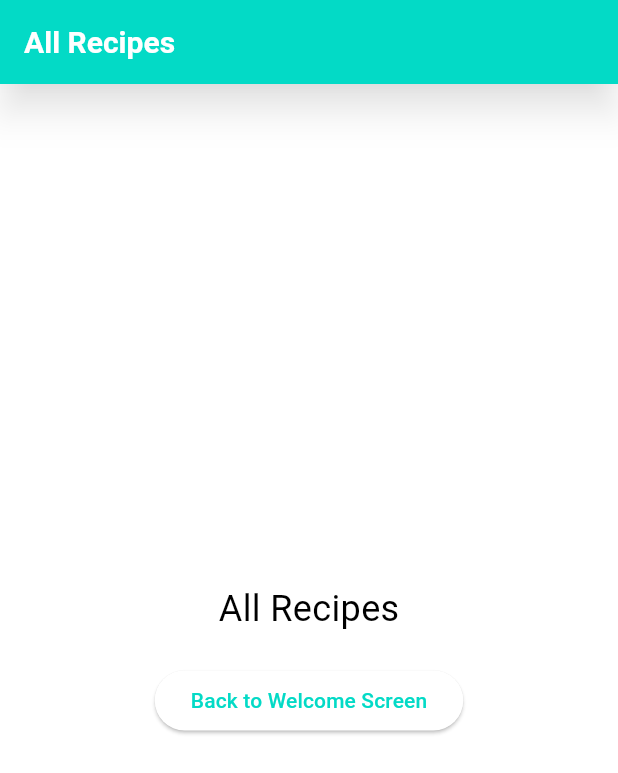
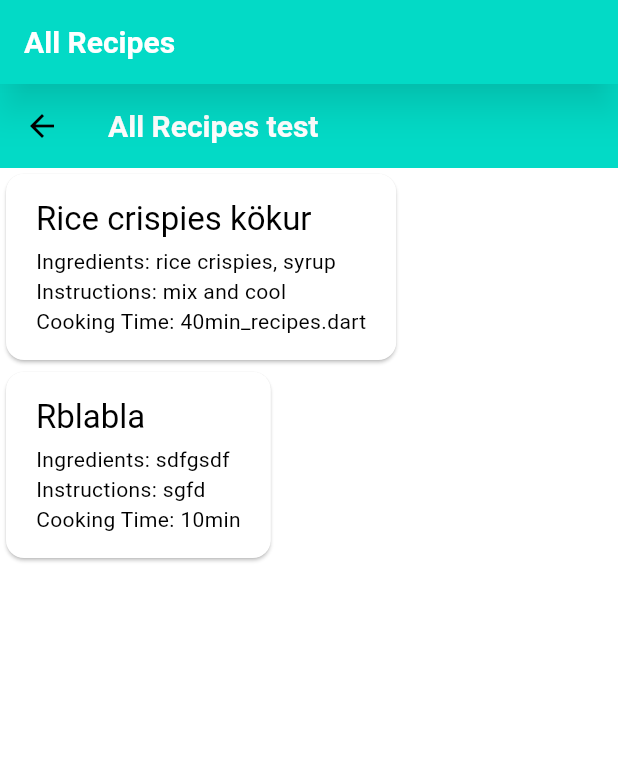
Before and after one commit to BerglindBKK/Lokaverkefni, a Flutter app: the screen it shows after launch, after a tap on "ALL RECIPES", on a phone screen of 412 x 824 dp. Shown: the top 773 px of the screen. Run offline on Flutter 3.47's test engine with Material 3 defaults, Android fonts, the light colour scheme and no system bars; network calls fail.

Commit message:
recipe screen, separate data
Displays hardcoded recipes correctly without error on the all recipes screen

recipe data handled in a separate file

```diff
--- /dev/null
+++ b/lib/data/recipe_data.dart
@@ -0,0 +1,22 @@
+//recipe data stored in "registered expenses" list
+//two hardcoded dummy cases
+import 'package:lokaverkefni/models/recipe.dart';
+
+class RecipeData {
+  static final List<Recipe> registeredRecipes = [
+    Recipe(
+      title: 'Rice crispies kökur',
+      ingredients: 'rice crispies, syrup',
+      instructions: 'mix and cool',
+      cookingTime: '40min_recipes.dart',
+      category: Category.dessert,
+    ),
+    Recipe(
+      title: 'Rblabla',
+      ingredients: 'sdfgsdf',
+      instructions: 'sgfd',
+      cookingTime: '10min',
+      category: Category.dessert,
+    ),
+  ];
+}
--- a/lib/models/recipe.dart
+++ b/lib/models/recipe.dart
@@ -1,31 +1,36 @@
+//the recipe class, also defines the categories
 import 'package:flutter/material.dart';
 import 'package:uuid/uuid.dart';
 
 //for creating id
 const uuid = Uuid();
 
-enum Category {meat, fish, pasta, salad}
+//defines the categories
+enum Category {meat, fish, pasta, salad, dessert}
 
+//defines icons for each category
 const categoryIcons = {
   Category.meat: Icons.lunch_dining,
   Category.fish: Icons.flight_takeoff,
   Category.pasta: Icons.movie,
   Category.salad: Icons.work,
+  Category.dessert: Icons.work,
 };
 
 class Recipe {
   Recipe({
     required this.title,
-    //required this.instructions,
-    //required this.ingredients,
-    //required this.cookingTime,
-}) : id = uuid.v4();
+    required this.instructions,
+    required this.ingredients,
+    required this.cookingTime,
+    required this.category,
+  }) : id = uuid.v4();
 
   final String id;
   final String title;
-  //final String instructions;
-  //final String ingredients;
-  //final double cookingTime;
-  //final Category category;
+  final String instructions;
+  final String ingredients;
+  final String cookingTime;
+  final Category category;
 
 }
--- a/lib/recipe_app/recipe_app.dart
+++ b/lib/recipe_app/recipe_app.dart
@@ -1,8 +1,13 @@
+//Manages the screens and returns the screenwidget
+
 import 'package:flutter/material.dart';
 import 'package:lokaverkefni/recipe_app/screens/add_recipe.dart';
 import 'package:lokaverkefni/recipe_app/screens/all_recipies_screen.dart';
 import 'package:lokaverkefni/recipe_app/screens/welcome_screen.dart';
 import '../theme.dart';
+import 'package:lokaverkefni/models/recipe.dart';
+import 'package:lokaverkefni/widgets/recipes.dart';
+import 'package:lokaverkefni/data/recipe_data.dart';
 
 class RecipeApp extends StatefulWidget {
   const RecipeApp({super.key});
@@ -12,11 +17,14 @@ class RecipeApp extends StatefulWidget {
 }
 
 class _RecipeAppState extends State<RecipeApp> {
-  // Sets the default screen to the welcome screen
   String activeScreen = 'welcome-screen';
   String appBarTitle = "Recipe App";
 
-  // Switches to the active screen
+
+  // Access registeredRecipes from the RecipeData class
+  final List<Recipe> _registeredRecipes = RecipeData.registeredRecipes;
+
+  //Sets the current screen
   void switchScreen(String screen) {
     setState(() {
       activeScreen = screen;
@@ -24,17 +32,15 @@ class _RecipeAppState extends State<RecipeApp> {
   }
 
   @override
+  //decides on which screen to display
   Widget build(BuildContext context) {
-    // Debugging: Print active primary color
-    final primaryColor = Theme.of(context).colorScheme.primary;
-    print("THEME_LOG: Active primary color: $primaryColor");
-    print("AppBar primary color: $primaryColor"); // Debugging line
-
-    // Determine the active screen
     Widget screenWidget;
     switch (activeScreen) {
       case 'all-recipes':
-        screenWidget = AllRecipesScreen(onBack: () => switchScreen('welcome-screen'));
+        screenWidget = AllRecipesScreen(
+          onBack: () => switchScreen('welcome-screen'),
+          recipes: _registeredRecipes,
+        );
         appBarTitle = "All Recipes";
         break;
       case 'add-recipes':
@@ -43,24 +49,29 @@ class _RecipeAppState extends State<RecipeApp> {
         break;
       default:
         screenWidget = WelcomeScreen(onNavigate: switchScreen);
-        appBarTitle = "Welcome"; // Set AppBar title for WelcomeScreen
+        appBarTitle = "Welcome";
     }
 
+    //returns Appbar with the corresponding appbar title
+    //returns the screenwidget
     return MaterialApp(
-      theme: lightTheme,  // Use the light theme defined in theme.dart
-      darkTheme: darkTheme,  // Use the dark theme defined in theme.dart
-      //themeMode: ThemeMode.light, // Force the app to always use the light theme
+      theme: lightTheme,
+      darkTheme: darkTheme,
       home: Scaffold(
         appBar: AppBar(
           title: Text(appBarTitle),
-          elevation: 10, // Controls how high the shadow appears
-          // Set shadowColor to customize the shadow color
-          shadowColor: Colors.black.withOpacity(0.5), // Customize the shadow colo
+          elevation: 10,
+          shadowColor: Colors.black.withOpacity(0.5),
+          //leading: IconButton(
+            //icon: const Icon(Icons.arrow_back),
+            //onPressed: () {
+              // Handle the back navigation using Navigator.pop()
+              ///Navigator.pop(context);
+            //},
+          //),
         ),
         body: screenWidget,
       ),
     );
-
-
   }
 }
--- a/lib/recipe_app/screens/all_recipies_screen.dart
+++ b/lib/recipe_app/screens/all_recipies_screen.dart
@@ -1,26 +1,30 @@
 import 'package:flutter/material.dart';
+import 'package:lokaverkefni/widgets/recipes_list.dart';
+import 'package:lokaverkefni/models/recipe.dart';
 
 class AllRecipesScreen extends StatelessWidget {
+  final VoidCallback onBack;
+  final List<Recipe> recipes;
+
   const AllRecipesScreen({
     super.key,
-    required this.onBack});
-
-  final VoidCallback onBack;
+    required this.onBack,
+    required this.recipes,
+  });
 
   @override
   Widget build(BuildContext context) {
-    return Center(
-      child: Column(
-        mainAxisAlignment: MainAxisAlignment.center,
-        children: [
-          const Text('All Recipes', style: TextStyle(fontSize: 24)),
-          const SizedBox(height: 20),
-          ElevatedButton(
-            onPressed: onBack,
-            child: const Text('Back to Welcome Screen'),
-          ),
-        ],
+    return Scaffold(
+      appBar: AppBar(
+        title: const Text('All Recipes test'),
+        leading: IconButton(
+          icon: const Icon(Icons.arrow_back),
+          onPressed: onBack,
+        ),
       ),
+      body: recipes.isEmpty
+          ? const Center(child: Text('No recipes available. Add some!'))
+          : RecipesList(recipes: recipes), // Ensure recipes is not null
     );
   }
 }
--- a/lib/recipe_app/screens/welcome_screen.dart
+++ b/lib/recipe_app/screens/welcome_screen.dart
@@ -2,6 +2,9 @@ import 'package:flutter/material.dart';
 import 'package:lokaverkefni/theme.dart';
 import 'package:lokaverkefni/widgets/main_screen_button.dart';
 import 'package:lokaverkefni/widgets/recipe_card.dart';
+import 'package:lokaverkefni/widgets/recipes_list.dart';
+import 'package:lokaverkefni/models/recipe.dart';
+import 'package:lokaverkefni/recipe_app/screens/all_recipies_screen.dart';
 //import 'package:text_hover/config.dart';
 //import 'package:text_hover/text_hover.dart';
 //import 'package:lokaverkefni/widgets/floating_action_button.dart';
@@ -54,15 +57,16 @@ class WelcomeScreen extends StatelessWidget {
                 ),
                 const SizedBox(height: 10),
                 // RecipeCard
-                SizedBox(
-                  width: double.infinity,
-                  child: RecipeCard(
-                    onTap: () => onNavigate('add-recipes'),
-                    cardText : 'Title frá welcome_screen',
+                //SizedBox(
+                  //width: double.infinity,
+                  //child: RecipeCard(
+                    //recipes[index],
+                    //onTap: () => onNavigate('add-recipes'),
+                    //cardText : 'Title frá welcome_screen',
                     //title: recipe.title
                     //cardText: 'HALLÓ SÉST ÉG??',
-                  ),
-                ),
+                  //),
+                //),
               ],
             ),
           ),
--- a/lib/widgets/recipe_card.dart
+++ b/lib/widgets/recipe_card.dart
@@ -2,33 +2,29 @@ import 'package:flutter/material.dart';
 import 'package:lokaverkefni/models/recipe.dart';
 
 class RecipeCard extends StatelessWidget {
-  const RecipeCard({
-    super.key,
-    required this.onTap,
-    required this.cardText,
-    //required this.title
-  // required this.cookingTime
-  // required this.photo
-  });
+  final Recipe recipe;
 
-  final void Function() onTap;
-  final String cardText;
-  //final String title;
-
-  //final Recipe recipe;
+  const RecipeCard(this.recipe, {super.key});
 
   @override
   Widget build(BuildContext context) {
     return Card(
-      //child: Padding(
-      //  padding const EdgeInsets.symmetric(
-      //    horizontal: 20,
-      //    vertical: 16,
-      //  ),
-        //child: Text(recipe.title),
-
-      child: Text(cardText),
-      //),
+      child: Padding(
+        padding: const EdgeInsets.symmetric(horizontal: 20, vertical: 16),
+        child: Column(
+          crossAxisAlignment: CrossAxisAlignment.start,
+          children: [
+            Text(
+              recipe.title ?? 'No Title',  // Fallback to 'No Title' if null
+              style: Theme.of(context).textTheme.titleLarge,
+            ),
+            const SizedBox(height: 4),
+            Text('Ingredients: ${recipe.ingredients ?? 'No ingredients available'}'),
+            Text('Instructions: ${recipe.instructions ?? 'No instructions available'}'),
+            Text('Cooking Time: ${recipe.cookingTime ?? 'Unknown'}'),
+          ],
+        ),
+      ),
     );
   }
 }
--- a/lib/widgets/recipes.dart
+++ b/lib/widgets/recipes.dart
@@ -0,0 +1,68 @@
+import 'package:flutter/material.dart';
+import 'package:lokaverkefni/models/recipe.dart';
+import 'package:lokaverkefni/recipe_app/screens/all_recipies_screen.dart';
+import 'package:lokaverkefni/widgets/recipes_list.dart';
+
+class Recipes extends StatefulWidget {
+  const Recipes({super.key});
+
+  @override
+  State<Recipes> createState() {
+    return _RecipeState();
+  }
+}
+
+//final List<Recipe> recipes = [];
+
+class _RecipeState extends State<Recipes> {
+  final List<Recipe> _registeredRecipes = [
+    Recipe(
+      title: 'Rice crispies kökur',
+      ingredients: 'rice crispies, syrup',
+      instructions: 'mix and cool',
+      cookingTime: '40min_recipes.dart',
+      category: Category.dessert,
+    ),
+    Recipe(
+      title: 'Rblabla',
+      ingredients: 'sdfgsdf',
+      instructions: 'sgfd',
+      cookingTime: '10min',
+      category: Category.dessert,
+    ),
+  ];
+
+  List<Recipe> get registeredRecipes => _registeredRecipes;
+
+  //void _addRecipe(Recipe recipe) {
+  //  setState(() {
+  //    _registeredRecipes.add(recipe);
+  //    // Debugging line to check the list content after adding
+  //    print('Updated recipes: $_registeredRecipes');
+  //  });
+  //}
+
+  @override
+  Widget build(BuildContext context) {
+    // Check if the recipes list is empty
+    Widget mainContent = const Center(
+      child: Text('Engar uppskriftir'),
+    );
+
+    //if (_registeredRecipes.isNotEmpty)  {
+      //mainContent = RecipesList(
+        //recipes: _registeredRecipes,
+      //);
+      //mainContent = AllRecipesScreen(
+        //onBack: () {
+          // Handle back action here, e.g., navigate back
+        //},
+        //recipes: _registeredRecipes, // Pass the list of recipes
+      //);
+    //}
+
+    return Scaffold(
+      body: mainContent, // Display the content based on the check
+    );
+  }
+}
--- /dev/null
+++ b/lib/widgets/recipes_list.dart
@@ -0,0 +1,29 @@
+import 'package:flutter/material.dart';
+import 'package:lokaverkefni/models/recipe.dart';
+import 'package:lokaverkefni/widgets/recipe_card.dart';
+
+class RecipesList extends StatelessWidget {
+  const RecipesList({
+    super.key,
+    required this.recipes,
+  });
+
+  final List<Recipe> recipes;
+
+  @override
+  Widget build(BuildContext context) {
+    return ListView.builder(
+      itemCount: recipes.isEmpty ? 0 : recipes.length,  // Added check for empty list
+      itemBuilder: (ctx, index) => Dismissible(
+        key: ValueKey(recipes[index]),
+        background: Container(
+          color: Theme.of(context).colorScheme.error.withOpacity(0.75),
+          //margin: EdgeInsets.symmetric(
+          //  horizontal: Theme.of(context).cardTheme.margin!.horizontal,
+          //),
+        ),
+        child: RecipeCard(recipes[index]), // Display the recipe card
+      ),
+    );
+  }
+}
```
Also changed, not shown: lib/recipe_app/recipe_app_old.dart (deleted, +0 -88 lines), lib/recipe_app/recipe_app_simple.dart (deleted, +0 -23 lines), lib/recipe_app/screens/add_recipe.dart (+56 -24 lines), lib/widgets/custom_input_container.dart (+3 -7 lines).
